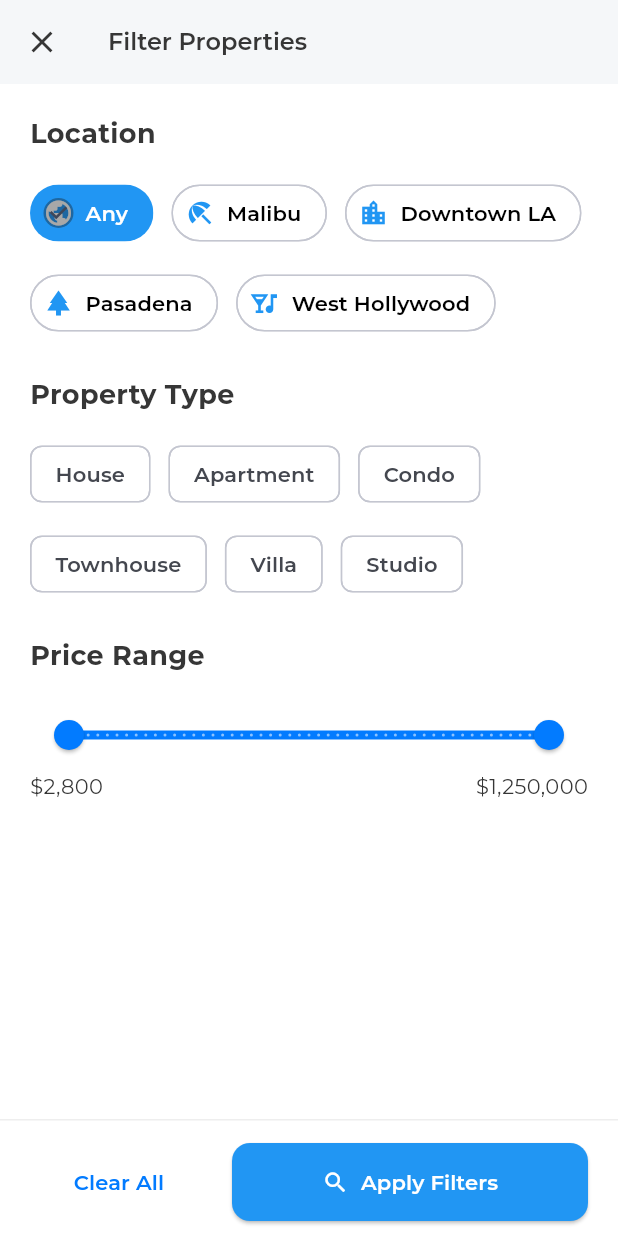
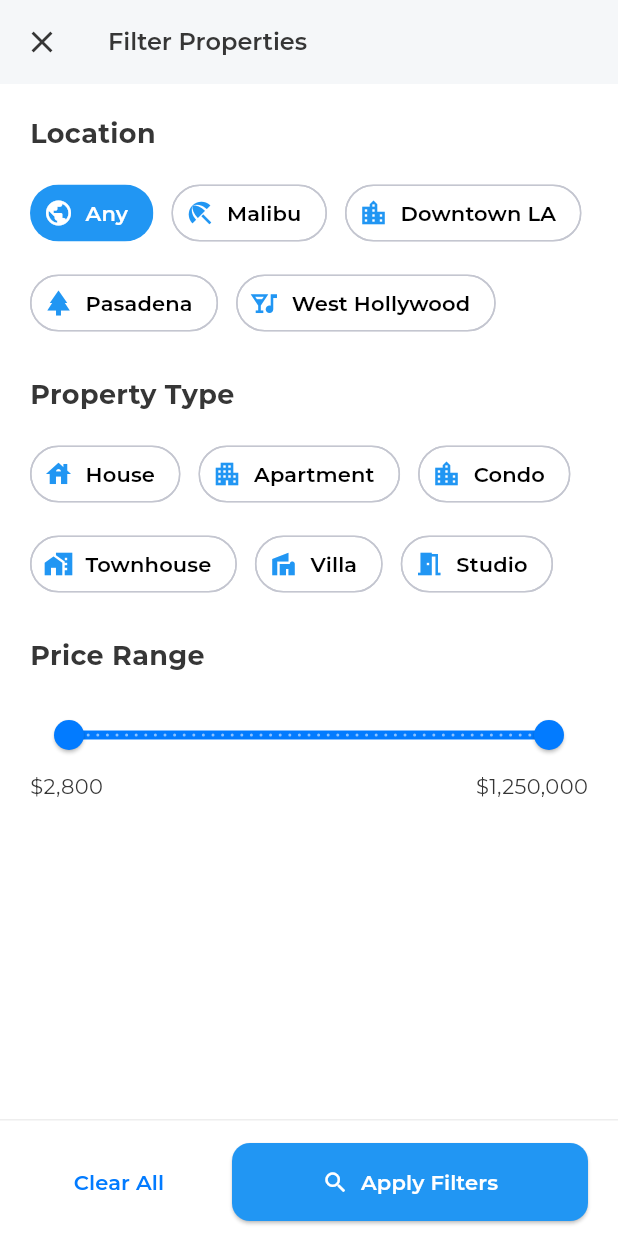
Before and after one commit to swalha1999/estatemar_mobile, a Flutter app: the screen it shows after launch, after a tap on "Search properties...", on a phone screen of 412 x 824 dp. Run offline on Flutter 3.47's test engine with Material 3 defaults, Android fonts, the light colour scheme and no system bars; our stand-ins replace google_fonts, shared_preferences, webview_flutter; network calls fail.

Commit message:
UI/UX: Consistent filter chip design, disable checkmark, and animated removal for favorites

```diff
--- a/lib/screens/properties/advanced_search_screen.dart
+++ b/lib/screens/properties/advanced_search_screen.dart
@@ -114,22 +114,38 @@
           selectedColor: Colors.blue,
           labelStyle: TextStyle(color: isSelected ? Colors.white : Colors.black),
           shape: RoundedRectangleBorder(borderRadius: BorderRadius.circular(20)),
+          showCheckmark: false,
         );
       }),
     );
   }
 
   Widget _buildPropertyTypeSelector() {
+    final List<IconData> propertyTypeIcons = [
+      Icons.house,         // house
+      Icons.apartment,     // apartment
+      Icons.location_city, // condo
+      Icons.home_work,     // townhouse
+      Icons.villa,         // villa
+      Icons.meeting_room,  // studio
+    ];
     return Wrap(
       spacing: 12,
       runSpacing: 12,
-      children: PropertyType.values.map((type) {
+      children: List.generate(PropertyType.values.length, (i) {
+        final type = PropertyType.values[i];
+        final isSelected = _selectedType == type;
         return ChoiceChip(
+          avatar: Icon(propertyTypeIcons[i], size: 20, color: isSelected ? Colors.white : Colors.blue),
           label: Text(type.name[0].toUpperCase() + type.name.substring(1)),
-          selected: _selectedType == type,
+          selected: isSelected,
           onSelected: (_) => setState(() => _selectedType = type),
+          selectedColor: Colors.blue,
+          labelStyle: TextStyle(color: isSelected ? Colors.white : Colors.black),
+          shape: RoundedRectangleBorder(borderRadius: BorderRadius.circular(20)),
+          showCheckmark: false,
         );
-      }).toList(),
+      }),
     );
   }
 
```
Also changed, not shown: lib/screens/properties/property_favorites_screen.dart (+78 -26 lines).
